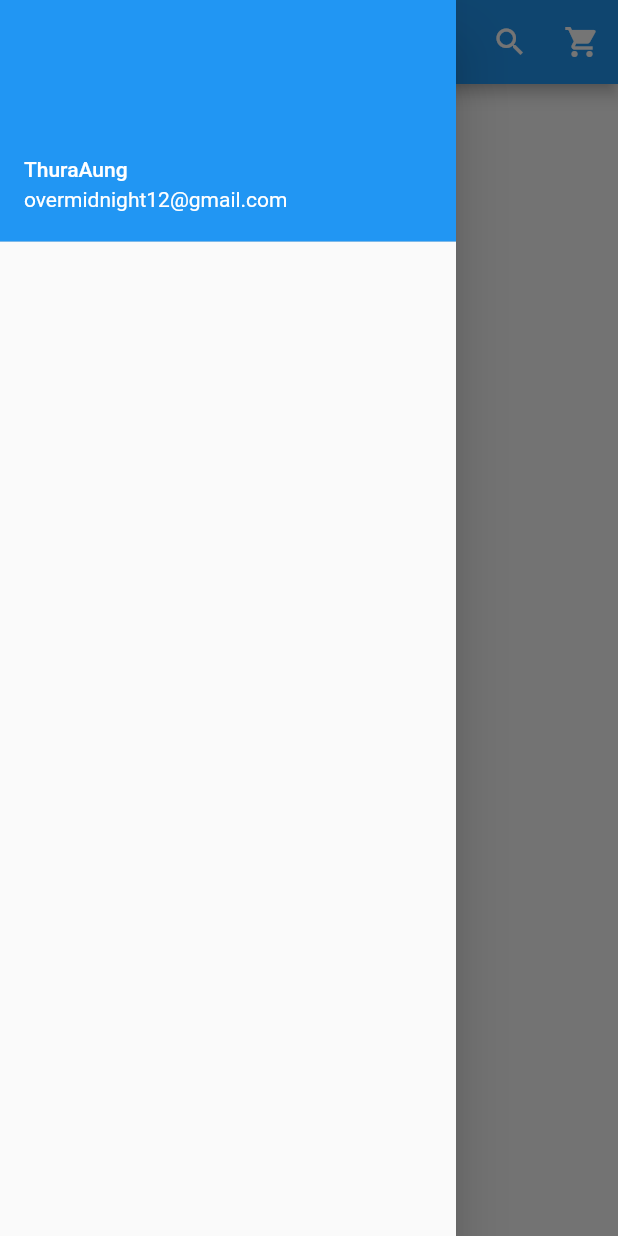
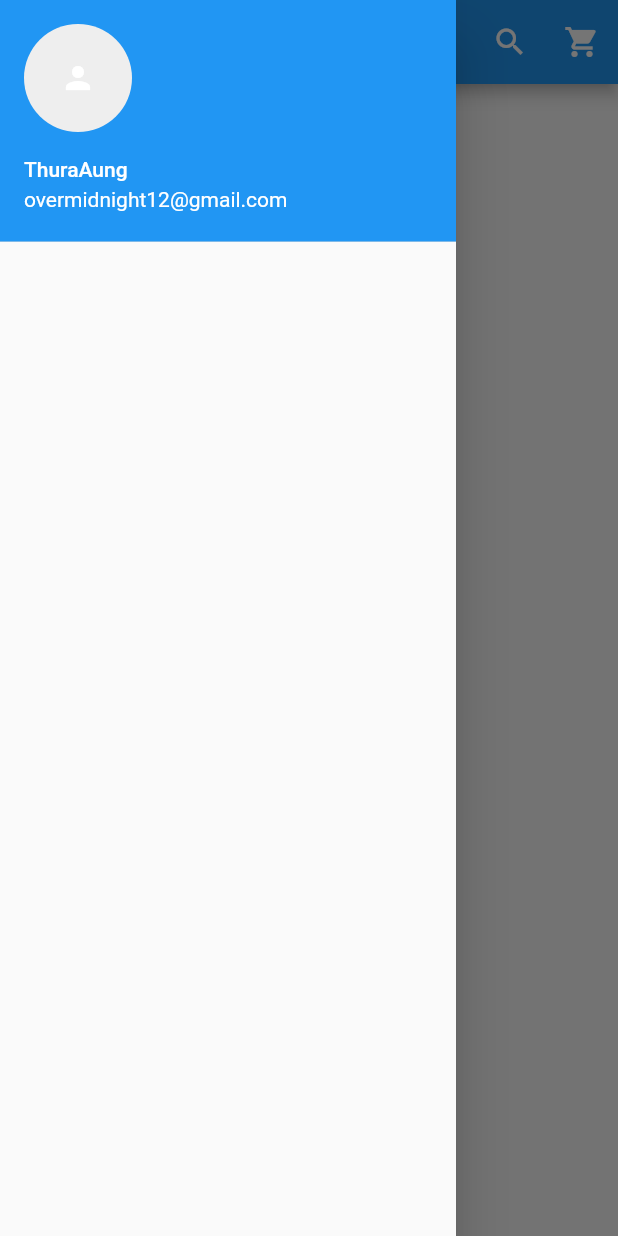
Before and after one commit to zinmyoswe/Flutter-Ecommerce-App, a Flutter app: the screen it shows after launch, with the side drawer open, on a phone screen of 412 x 824 dp. Run offline on Flutter 3.47's test engine with Material 2 defaults, Android fonts, the phone set to English and light mode, and no system bars.

Commit message:
my changes

```diff
--- a/lib/main.dart
+++ b/lib/main.dart
@@ -30,7 +30,16 @@ class _HomePageState extends State<HomePage> {
       drawer: new Drawer(
         child: new ListView(
           children: <Widget>[
-            new UserAccountsDrawerHeader(accountName: Text('ThuraAung'), accountEmail: Text('overmidnight12@gmail.com'))
+            new UserAccountsDrawerHeader(
+                accountName: Text('ThuraAung'),
+                accountEmail: Text('overmidnight12@gmail.com'),
+            currentAccountPicture: GestureDetector(
+                child: new CircleAvatar(
+                   backgroundColor: Colors.grey[200],
+                   child: Icon(Icons.person, color: Colors.white,),
+                ),
+              ),
+            ),
           ],
         ),
       ),
```
